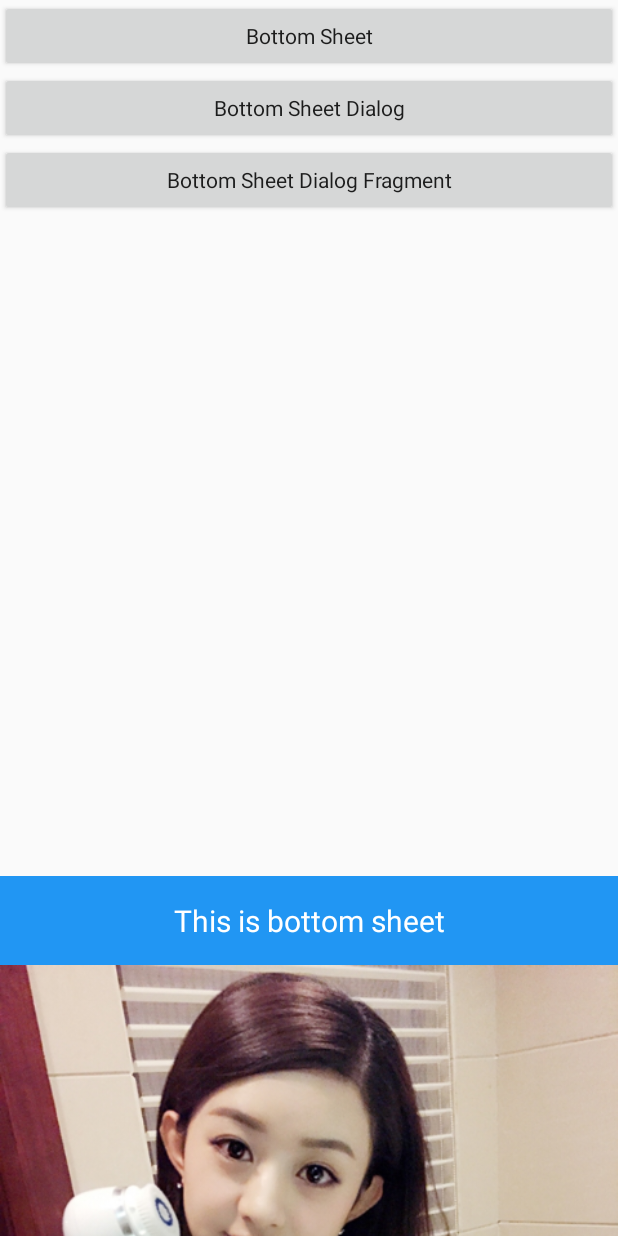
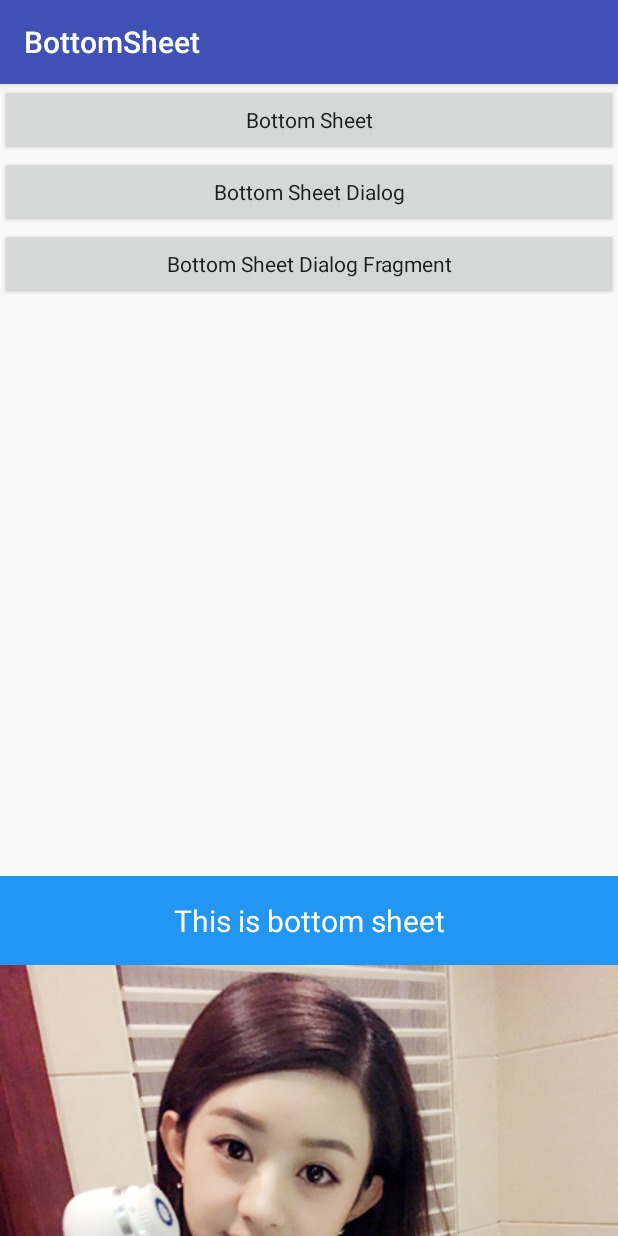
Before and after one commit to huangshouguo/MaterialDesignStudy, an Android app: the BottomSheetActivity screen opened directly, with no data from a screen before it, on a phone screen of 412 x 824 dp. Run offline under Robolectric (Android 15) with nearby library versions, the phone set to English and light mode, and no system bars.

Commit message:
modify bottom sheet: add title

```diff
--- a/app/src/main/res/layout/activity_bottom_sheet.xml
+++ b/app/src/main/res/layout/activity_bottom_sheet.xml
@@ -1,14 +1,23 @@
 <?xml version="1.0" encoding="utf-8"?>
 <android.support.design.widget.CoordinatorLayout xmlns:android="http://schemas.android.com/apk/res/android"
     xmlns:app="http://schemas.android.com/apk/res-auto"
-    xmlns:tools="http://schemas.android.com/tools"
     android:layout_width="match_parent"
     android:layout_height="match_parent">
+
+    <android.support.design.widget.AppBarLayout
+        android:layout_width="match_parent"
+        android:layout_height="wrap_content">
+
+        <android.support.v7.widget.Toolbar
+            style="@style/ToolbarStyle"
+            app:title="BottomSheet" />
+    </android.support.design.widget.AppBarLayout>
 
     <LinearLayout
         android:layout_width="match_parent"
         android:layout_height="wrap_content"
-        android:orientation="vertical">
+        android:orientation="vertical"
+        app:layout_behavior="@string/appbar_scrolling_view_behavior">
 
         <Button
             android:id="@+id/btn_bottom_sheet"
```
